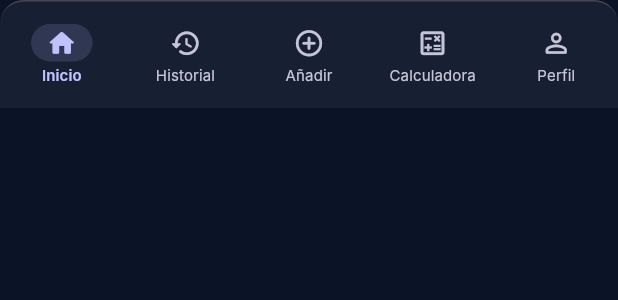
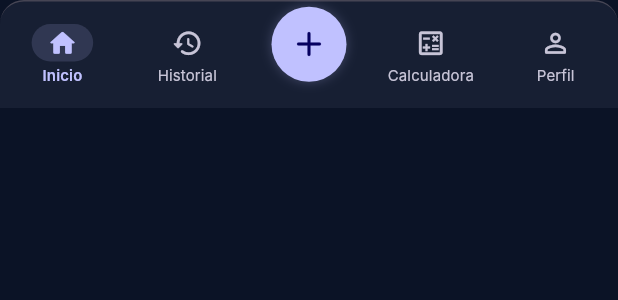
Before and after one commit to sergiogrcia/weightme, a Flutter app: the AppBottomNavigation widget shown alone on an empty page, opened directly with empty values, on a phone screen of 412 x 824 dp. Shown: the top 300 px of the screen. Run offline on Flutter 3.47's test engine with Material 3 defaults, Android fonts, the phone set to English and light mode, and no system bars; our stand-ins replace file_picker, shared_preferences, sqflite; accounts and stored records are empty; Roboto replaces fonts that are missing (Inter).

Commit message:
Modify UI to add button

```diff
--- a/lib/widgets/app_bottom_navigation.dart
+++ b/lib/widgets/app_bottom_navigation.dart
@@ -39,9 +39,7 @@ class AppBottomNavigation extends StatelessWidget {
               selected: currentIndex == 1,
               onPressed: () => onDestinationSelected(1),
             ),
-            _NavigationIcon(
-              icon: Icons.add_circle_outline_rounded,
-              label: 'Añadir',
+            _AddNavigationIcon(
               selected: currentIndex == 2,
               onPressed: () => onDestinationSelected(2),
             ),
@@ -56,6 +54,59 @@ class AppBottomNavigation extends StatelessWidget {
               label: 'Perfil',
               selected: currentIndex == 4,
               onPressed: () => onDestinationSelected(4),
+            ),
+          ],
+        ),
+      ),
+    );
+  }
+}
+
+class _AddNavigationIcon extends StatelessWidget {
+  const _AddNavigationIcon({required this.selected, required this.onPressed});
+
+  final bool selected;
+  final VoidCallback onPressed;
+
+  @override
+  Widget build(BuildContext context) {
+    const double iconCenterY = 21.0;
+    const double circleSize = 50.0;
+
+    return InkWell(
+      onTap: onPressed,
+      borderRadius: const BorderRadius.all(AppRadius.medium),
+      child: SizedBox(
+        width: 60,
+        height: 56,
+        child: Stack(
+          clipBehavior: Clip.none,
+          alignment: Alignment.topCenter,
+          children: [
+            Positioned(
+              top: iconCenterY - (circleSize / 2),
+              child: Container(
+                width: circleSize,
+                height: circleSize,
+                decoration: BoxDecoration(
+                  color: AppColors.primary,
+                  shape: BoxShape.circle,
+                  boxShadow: [
+                    BoxShadow(
+                      color: selected
+                          ? AppColors.primary.withValues(alpha: .5)
+                          : AppColors.primary.withValues(alpha: .25),
+                      blurRadius: selected ? 12 : 6,
+                      spreadRadius: selected ? 1 : 0,
+                    ),
+                  ],
+                ),
+                child: const Icon(
+                  Icons.add_rounded,
+                  color: Color(0xFF060060),
+                  size: 28,
+                ),
+              ),
             ),
           ],
         ),
```
